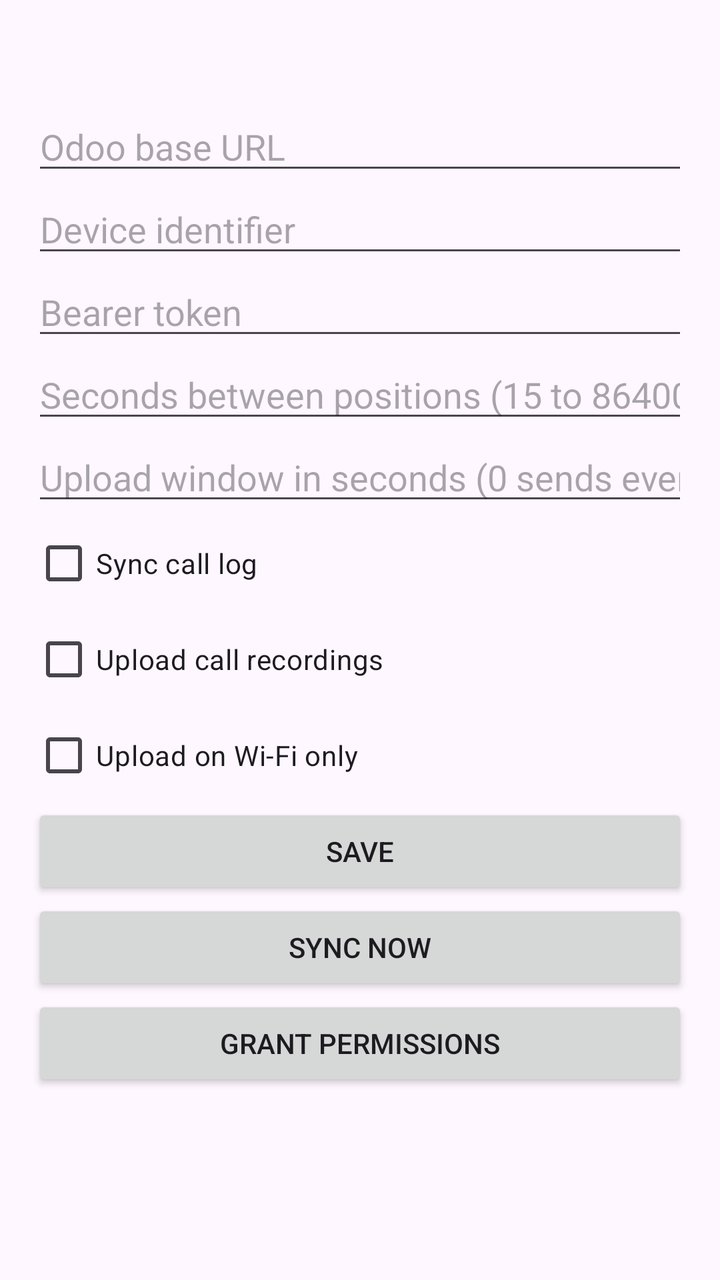
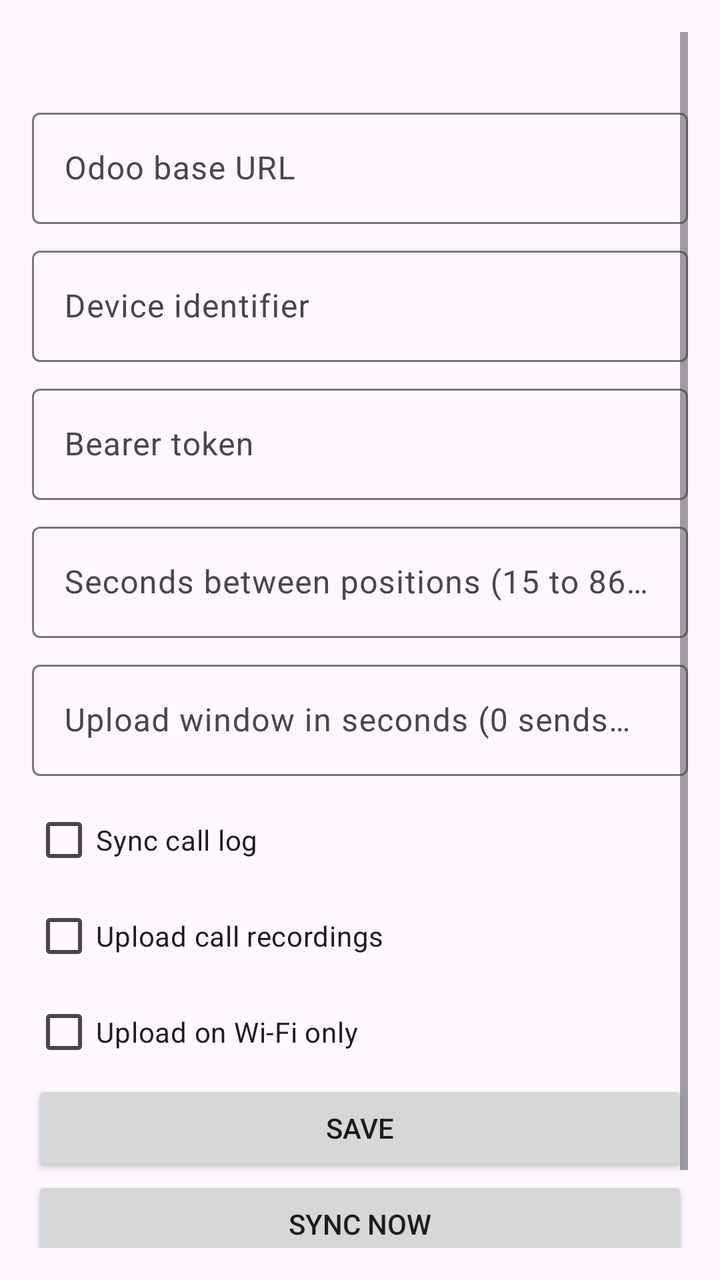

Before-and-after screenshots of an Android layout around one commit, followed by the original layout XML and the change that was made.
<!-- AndroidManifest.xml: application theme Theme.Companion -->
<!-- res/layout/activity_main.xml -->
<?xml version="1.0" encoding="utf-8"?>
<ScrollView xmlns:android="http://schemas.android.com/apk/res/android"
    android:layout_width="match_parent"
    android:layout_height="match_parent"
    android:padding="16dp">

    <LinearLayout
        android:layout_width="match_parent"
        android:layout_height="wrap_content"
        android:orientation="vertical">

        <TextView
            android:id="@+id/status"
            android:layout_width="match_parent"
            android:layout_height="wrap_content"
            android:paddingBottom="16dp"
            android:textIsSelectable="true" />

        <EditText
            android:id="@+id/baseUrl"
            android:layout_width="match_parent"
            android:layout_height="wrap_content"
            android:autofillHints="url"
            android:hint="@string/config_server"
            android:inputType="textUri" />

        <EditText
            android:id="@+id/identifier"
            android:layout_width="match_parent"
            android:layout_height="wrap_content"
            android:autofillHints="username"
            android:hint="@string/config_identifier"
            android:inputType="text" />

        <EditText
            android:id="@+id/token"
            android:layout_width="match_parent"
            android:layout_height="wrap_content"
            android:autofillHints="password"
            android:hint="@string/config_token"
            android:inputType="textPassword" />

        <EditText
            android:id="@+id/locationInterval"
            android:layout_width="match_parent"
            android:layout_height="wrap_content"
            android:autofillHints=""
            android:hint="@string/config_location_interval"
            android:inputType="number" />

        <EditText
            android:id="@+id/uploadWindow"
            android:layout_width="match_parent"
            android:layout_height="wrap_content"
            android:autofillHints=""
            android:hint="@string/config_upload_window"
            android:inputType="number" />

        <CheckBox
            android:id="@+id/callLogEnabled"
            android:layout_width="wrap_content"
            android:layout_height="wrap_content"
            android:text="@string/restriction_call_log_title" />

        <CheckBox
            android:id="@+id/recordingsEnabled"
            android:layout_width="wrap_content"
            android:layout_height="wrap_content"
            android:text="@string/restriction_recordings_title" />

        <CheckBox
            android:id="@+id/wifiOnly"
            android:layout_width="wrap_content"
            android:layout_height="wrap_content"
            android:text="@string/restriction_wifi_only_title" />

        <Button
            android:id="@+id/save"
            android:layout_width="match_parent"
            android:layout_height="wrap_content"
            android:text="@string/action_save" />

        <Button
            android:id="@+id/syncNow"
            android:layout_width="match_parent"
            android:layout_height="wrap_content"
            android:text="@string/action_sync_now" />

        <Button
            android:id="@+id/grantPermissions"
            android:layout_width="match_parent"
            android:layout_height="wrap_content"
            android:text="@string/action_grant" />
    </LinearLayout>
</ScrollView>
<!-- resources referenced by this layout -->
<resources>
  <string name="action_grant">Grant permissions</string>
  <string name="action_save">Save</string>
  <string name="action_sync_now">Sync now</string>
  <string name="config_identifier">Device identifier</string>
  <string name="config_location_interval">Seconds between positions (15 to 86400)</string>
  <string name="config_server">Odoo base URL</string>
  <string name="config_token">Bearer token</string>
  <string name="config_upload_window">Upload window in seconds (0 sends every position at once)</string>
  <string name="restriction_call_log_title">Sync call log</string>
  <string name="restriction_recordings_title">Upload call recordings</string>
  <string name="restriction_wifi_only_title">Upload on Wi-Fi only</string>
  <style name="Theme.Companion" parent="Theme.Material3.DayNight.NoActionBar">
          <item name="colorPrimary">@color/brand_primary</item>
          <item name="colorOnPrimary">@android:color/white</item>
      </style>
  <color name="brand_primary">#3C5A78</color>
</resources>

<!-- the commit's change to res/layout/activity_main.xml (unified diff, before → after) -->
@@ -16,45 +16,85 @@
             android:paddingBottom="16dp"
             android:textIsSelectable="true" />
 
-        <EditText
-            android:id="@+id/baseUrl"
+        <com.google.android.material.textfield.TextInputLayout
+            android:id="@+id/baseUrlLayout"
+            style="@style/Widget.Material3.TextInputLayout.OutlinedBox"
             android:layout_width="match_parent"
             android:layout_height="wrap_content"
-            android:autofillHints="url"
-            android:hint="@string/config_server"
-            android:inputType="textUri" />
+            android:layout_marginBottom="8dp"
+            android:hint="@string/config_server">
 
-        <EditText
-            android:id="@+id/identifier"
+            <com.google.android.material.textfield.TextInputEditText
+                android:id="@+id/baseUrl"
+                android:layout_width="match_parent"
+                android:layout_height="wrap_content"
+                android:autofillHints="url"
+                android:inputType="textUri" />
+        </com.google.android.material.textfield.TextInputLayout>
+
+        <com.google.android.material.textfield.TextInputLayout
+            android:id="@+id/identifierLayout"
+            style="@style/Widget.Material3.TextInputLayout.OutlinedBox"
             android:layout_width="match_parent"
             android:layout_height="wrap_content"
-            android:autofillHints="username"
-            android:hint="@string/config_identifier"
-            android:inputType="text" />
+            android:layout_marginBottom="8dp"
+            android:hint="@string/config_identifier">
 
-        <EditText
-            android:id="@+id/token"
+            <com.google.android.material.textfield.TextInputEditText
+                android:id="@+id/identifier"
+                android:layout_width="match_parent"
+                android:layout_height="wrap_content"
+                android:autofillHints="username"
+                android:inputType="text" />
+        </com.google.android.material.textfield.TextInputLayout>
+
+        <com.google.android.material.textfield.TextInputLayout
+            android:id="@+id/tokenLayout"
+            style="@style/Widget.Material3.TextInputLayout.OutlinedBox"
             android:layout_width="match_parent"
             android:layout_height="wrap_content"
-            android:autofillHints="password"
-            android:hint="@string/config_token"
-            android:inputType="textPassword" />
+            android:layout_marginBottom="8dp"
+            android:hint="@string/config_token">
 
-        <EditText
-            android:id="@+id/locationInterval"
+            <com.google.android.material.textfield.TextInputEditText
+                android:id="@+id/token"
+                android:layout_width="match_parent"
+                android:layout_height="wrap_content"
+                android:autofillHints="password"
+                android:inputType="textPassword" />
+        </com.google.android.material.textfield.TextInputLayout>
+
+        <com.google.android.material.textfield.TextInputLayout
+            android:id="@+id/locationIntervalLayout"
+            style="@style/Widget.Material3.TextInputLayout.OutlinedBox"
             android:layout_width="match_parent"
             android:layout_height="wrap_content"
-            android:autofillHints=""
-            android:hint="@string/config_location_interval"
-            android:inputType="number" />
+            android:layout_marginBottom="8dp"
+            android:hint="@string/config_location_interval">
 
-        <EditText
-            android:id="@+id/uploadWindow"
+            <com.google.android.material.textfield.TextInputEditText
+                android:id="@+id/locationInterval"
+                android:layout_width="match_parent"
+                android:layout_height="wrap_content"
+                android:autofillHints=""
+                android:inputType="number" />
+        </com.google.android.material.textfield.TextInputLayout>
+
+        <com.google.android.material.textfield.TextInputLayout
+            android:id="@+id/uploadWindowLayout"
+            style="@style/Widget.Material3.TextInputLayout.OutlinedBox"
             android:layout_width="match_parent"
             android:layout_height="wrap_content"
-            android:autofillHints=""
-            android:hint="@string/config_upload_window"
-            android:inputType="number" />
+            android:layout_marginBottom="8dp"
+            android:hint="@string/config_upload_window">
+
+            <com.google.android.material.textfield.TextInputEditText
+                android:id="@+id/uploadWindow"
+                android:layout_width="match_parent"
+                android:layout_height="wrap_content"
+                android:autofillHints=""
+                android:inputType="number" />
+        </com.google.android.material.textfield.TextInputLayout>
 
         <CheckBox
             android:id="@+id/callLogEnabled"
